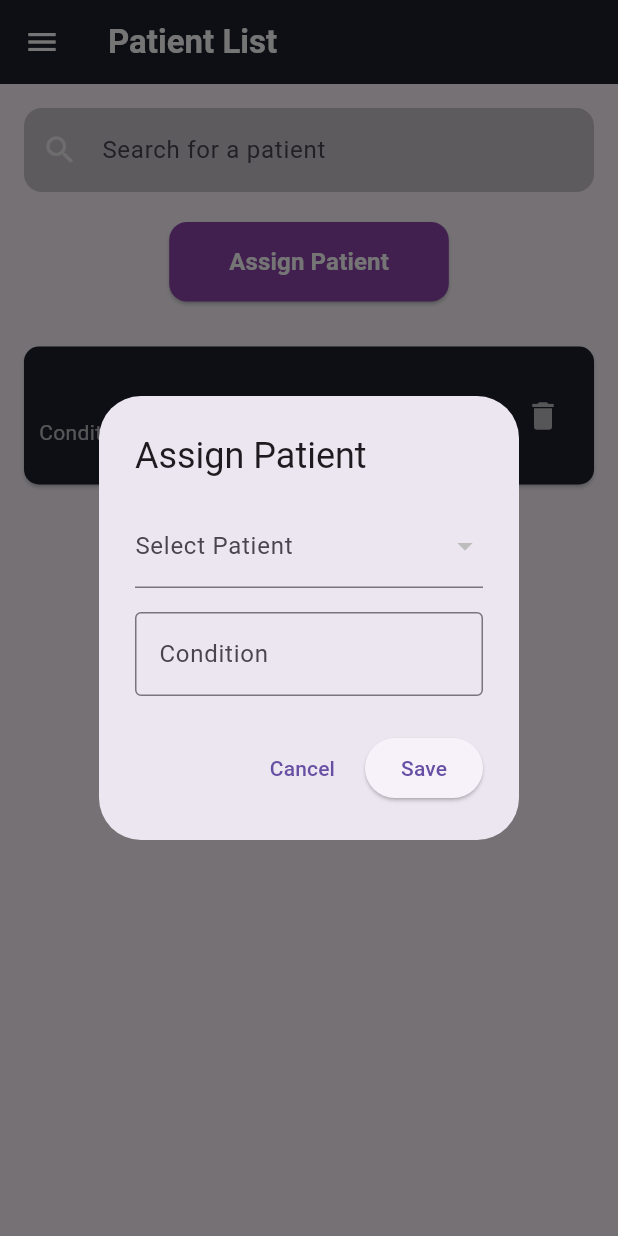
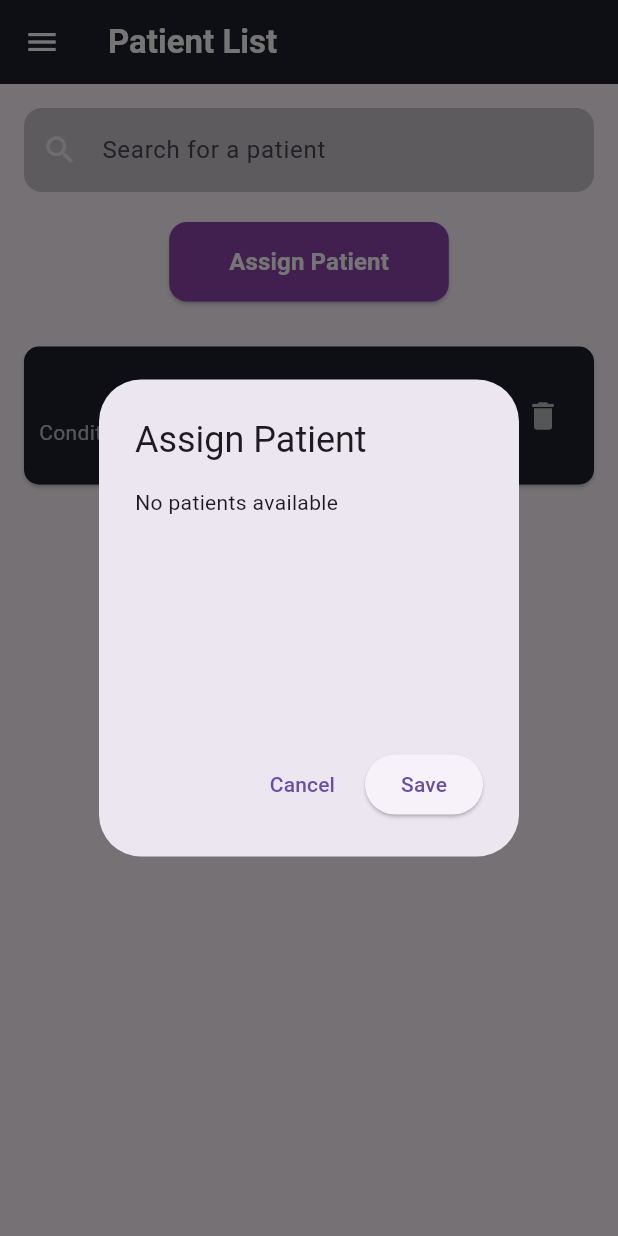
Before and after one commit to janindu333/caregiver-mobile, a Flutter app: the UserManagementPage screen opened directly with empty values, after a tap on "Assign Patient", on a phone screen of 412 x 824 dp. Run offline on Flutter 3.47's test engine with Material 3 defaults, Android fonts, the light colour scheme and no system bars; our stand-ins replace cloud_firestore, firebase_auth, firebase_core, firebase_messaging, flutter_local_notifications, flutter_zoom_drawer; accounts and stored records are empty; network calls fail.

Commit message:
added more modefications

```diff
--- a/lib/features/auth/data/data_sources/auth_service.dart
+++ b/lib/features/auth/data/data_sources/auth_service.dart
@@ -22,4 +22,8 @@ class AuthService {
   Stream<User?> get user {
     return _firebaseAuth.authStateChanges();
   }
+
+  User? getCurrentUser() {
+    return _firebaseAuth.currentUser;
+  }
 }
--- a/lib/features/caregiver/presentation/pages/user_management_page.dart
+++ b/lib/features/caregiver/presentation/pages/user_management_page.dart
@@ -28,9 +28,11 @@ class _UserManagementPageState extends State<UserManagementPage> {
 
   void _fetchPatientsByCareGiverId() async {
     User? currentUser = FirebaseAuth.instance.currentUser;
-    CollectionReference patients = FirebaseFirestore.instance.collection('patients');
+    CollectionReference patients =
+        FirebaseFirestore.instance.collection('patients');
 
-    QuerySnapshot querySnapshot = await patients.where('caregiverId', isEqualTo: currentUser?.uid).get();
+    QuerySnapshot querySnapshot =
+        await patients.where('caregiverId', isEqualTo: currentUser?.uid).get();
 
     setState(() {
       _allPatientsByCareGiverId = querySnapshot.docs;
@@ -38,15 +40,32 @@ class _UserManagementPageState extends State<UserManagementPage> {
     });
   }
 
-  void _fetchPatients() async {
+  Future<List<DocumentSnapshot>> _fetchPatients() async {
     CollectionReference users = FirebaseFirestore.instance.collection('users');
+    CollectionReference patients =
+        FirebaseFirestore.instance.collection('patients');
 
-    QuerySnapshot querySnapshot = await users.where('role', isEqualTo: 'patient').get();
+    // Fetch all patients from users collection
+    QuerySnapshot userSnapshot =
+        await users.where('role', isEqualTo: 'patient').get();
+
+    // Fetch all patients that are assigned to a caregiver from patients collection
+    QuerySnapshot patientSnapshot = await patients.get();
+    List<String> assignedPatientIds =
+        patientSnapshot.docs.map((doc) => doc['id'] as String).toList();
+
+    // Filter out the patients who are already assigned to a caregiver
+    List<DocumentSnapshot> unassignedPatients =
+        userSnapshot.docs.where((userDoc) {
+      return !assignedPatientIds.contains(userDoc.id);
+    }).toList();
 
     setState(() {
-      _allPatients = querySnapshot.docs;
-      _filteredPatients = querySnapshot.docs;
+      _allPatients = unassignedPatients;
+      _filteredPatients = unassignedPatients;
     });
+
+    return unassignedPatients;
   }
 
   void _filterPatients(String query) {
@@ -64,9 +83,11 @@ class _UserManagementPageState extends State<UserManagementPage> {
     }
   }
 
-  void _addNewPatient(String patientId, String patientName, String condition, VoidCallback onSuccess) async {
+  void _addNewPatient(String patientId, String patientName, String condition,
+      VoidCallback onSuccess) async {
     User? currentUser = FirebaseAuth.instance.currentUser;
-    CollectionReference patients = FirebaseFirestore.instance.collection('patients');
+    CollectionReference patients =
+        FirebaseFirestore.instance.collection('patients');
 
     await patients.add({
       'name': patientName,
@@ -84,7 +105,8 @@ class _UserManagementPageState extends State<UserManagementPage> {
   }
 
   void _deletePatient(String patientId) async {
-    CollectionReference patients = FirebaseFirestore.instance.collection('patients');
+    CollectionReference patients =
+        FirebaseFirestore.instance.collection('patients');
 
     await patients.doc(patientId).delete().then((_) {
       ScaffoldMessenger.of(context).showSnackBar(
@@ -127,20 +149,37 @@ class _UserManagementPageState extends State<UserManagementPage> {
   }
 
   void _showAddPatientDialog() {
-    _fetchPatients();
-
     showDialog(
       context: context,
       builder: (context) {
         return AlertDialog(
           title: Text('Assign Patient'),
-          content: Column(
+          content: ConstrainedBox(
+            constraints: BoxConstraints(
+              minHeight: 150, // Set a minimum height for the dialog
+              maxHeight: 300, // Set a maximum height for the dialog
+            ),
+            child: FutureBuilder<List<DocumentSnapshot>>(
+              future: _fetchPatients(), // Returns a Future
+              builder: (context, snapshot) {
+                if (snapshot.connectionState == ConnectionState.waiting) {
+                  return Center(
+                      child: CircularProgressIndicator()); // Show loader
+                } else if (snapshot.hasError) {
+                  return Text('Error fetching patients'); // Handle error
+                } else if (!snapshot.hasData || snapshot.data!.isEmpty) {
+                  return Text('No patients available'); // Handle empty state
+                } else {
+                  // Handle data loaded
+                  _filteredPatients = snapshot.data!;
+                  return Column(
                     mainAxisSize: MainAxisSize.min,
                     children: [
                       DropdownButtonFormField<String>(
                         value: _selectedPatientId,
                         items: _filteredPatients.map((patient) {
-                  var patientData = patient.data() as Map<String, dynamic>;
+                          var patientData =
+                              patient.data() as Map<String, dynamic>;
                           return DropdownMenuItem<String>(
                             value: patient.id,
                             child: Text(patientData['name']),
@@ -164,6 +203,10 @@ class _UserManagementPageState extends State<UserManagementPage> {
                         ),
                       ),
                     ],
+                  );
+                }
+              },
+            ),
           ),
           actions: [
             TextButton(
@@ -177,14 +220,16 @@ class _UserManagementPageState extends State<UserManagementPage> {
                 if (_selectedPatientId != null) {
                   var selectedPatient = _filteredPatients.firstWhere(
                       (patient) => patient.id == _selectedPatientId);
-                  var patientData = selectedPatient.data() as Map<String, dynamic>;
+                  var patientData =
+                      selectedPatient.data() as Map<String, dynamic>;
                   _addNewPatient(
                     _selectedPatientId!,
                     patientData['name'],
                     _conditionController.text,
                     () {
                       ScaffoldMessenger.of(context).showSnackBar(
-                        SnackBar(content: Text('Patient assigned successfully')),
+                        SnackBar(
+                            content: Text('Patient assigned successfully')),
                       );
                     },
                   );
@@ -207,10 +252,13 @@ class _UserManagementPageState extends State<UserManagementPage> {
         elevation: 0,
         title: const Text(
           'Patient List',
-          style: TextStyle(color: Colors.white, fontWeight: FontWeight.bold), // Updated text color to white
+          style: TextStyle(
+              color: Colors.white,
+              fontWeight: FontWeight.bold), // Updated text color to white
         ),
         leading: IconButton(
-          icon: Icon(Icons.menu, color: Colors.white), // Updated icon color to white
+          icon: Icon(Icons.menu,
+              color: Colors.white), // Updated icon color to white
           onPressed: widget.onMenuPressed,
         ),
       ),
@@ -223,9 +271,11 @@ class _UserManagementPageState extends State<UserManagementPage> {
               controller: _searchController,
               decoration: InputDecoration(
                 hintText: 'Search for a patient',
-                prefixIcon: Icon(Icons.search, color: Colors.white70), // Updated icon color
+                prefixIcon: Icon(Icons.search,
+                    color: Colors.white70), // Updated icon color
                 filled: true,
-                fillColor: Colors.black.withOpacity(0.2), // Updated to match login page color
+                fillColor: Colors.black
+                    .withOpacity(0.2), // Updated to match login page color
                 border: OutlineInputBorder(
                   borderRadius: BorderRadius.circular(12),
                   borderSide: BorderSide.none,
@@ -242,7 +292,8 @@ class _UserManagementPageState extends State<UserManagementPage> {
                 onPressed: _showAddPatientDialog,
                 style: ElevatedButton.styleFrom(
                   padding: EdgeInsets.symmetric(horizontal: 40, vertical: 15),
-                  backgroundColor: Color(0xFF8E44AD), // Updated button color to match login page
+                  backgroundColor: Color(
+                      0xFF8E44AD), // Updated button color to match login page
                   shape: RoundedRectangleBorder(
                     borderRadius: BorderRadius.circular(12),
                   ),
@@ -260,21 +311,28 @@ class _UserManagementPageState extends State<UserManagementPage> {
             SizedBox(height: 20),
             Expanded(
               child: _filteredPatientsByCareGiverId.isEmpty
-                  ? Center(child: Text('No patients found', style: TextStyle(color: Colors.white70))) // Updated text color
+                  ? Center(
+                      child: Text('No patients found',
+                          style: TextStyle(
+                              color: Colors.white70))) // Updated text color
                   : ListView.builder(
                       itemCount: _filteredPatientsByCareGiverId.length,
                       itemBuilder: (context, index) {
-                        var patientData = _filteredPatientsByCareGiverId[index].data() as Map<String, dynamic>;
+                        var patientData = _filteredPatientsByCareGiverId[index]
+                            .data() as Map<String, dynamic>;
                         String patientName = patientData['name'];
-                        String patientCondition = patientData['condition'] ?? '';
-                        String patientId = _filteredPatientsByCareGiverId[index].id;
+                        String patientCondition =
+                            patientData['condition'] ?? '';
+                        String patientId =
+                            _filteredPatientsByCareGiverId[index].id;
 
                         return Card(
                           shape: RoundedRectangleBorder(
                             borderRadius: BorderRadius.circular(10),
                           ),
                           margin: EdgeInsets.symmetric(vertical: 10),
-                          color: Color(0xFF1E1E2E), // Updated card background color to match login page
+                          color: Color(
+                              0xFF1E1E2E), // Updated card background color to match login page
                           child: ListTile(
                             contentPadding: EdgeInsets.all(10),
                             title: Text(
@@ -287,19 +345,17 @@ class _UserManagementPageState extends State<UserManagementPage> {
                             ),
                             subtitle: Text(
                               'Condition: $patientCondition',
-                              style: TextStyle(color: Colors.white70), // Updated text color
+                              style: TextStyle(
+                                  color: Colors.white70), // Updated text color
                             ),
                             trailing: Row(
                               mainAxisSize: MainAxisSize.min,
                               children: [
+
                                 IconButton(
-                                  icon: Icon(Icons.edit, color: Colors.white70), // Updated icon color
-                                  onPressed: () {
-                                    // Navigate to Edit Patient Page
-                                  },
-                                ),
-                                IconButton(
-                                  icon: Icon(Icons.delete, color: Colors.white70), // Updated icon color
+                                  icon: Icon(Icons.delete,
+                                      color:
+                                          Colors.white70), // Updated icon color
                                   onPressed: () {
                                     _showDeleteConfirmationDialog(patientId);
                                   },
--- a/pubspec.yaml
+++ b/pubspec.yaml
@@ -43,6 +43,7 @@ dependencies:
   flutter_signin_button: ^2.0.0
   flutter_local_notifications: ^17.2.2
   http: ^1.2.2
+  intl: ^0.19.0
 
 dev_dependencies:
   flutter_test:
```
Also changed, not shown: lib/features/caregiver/presentation/pages/caregiver_main_screen.dart (+12 -1 lines), lib/menu_screen.dart (+9 -0 lines), pubspec.lock. Lines whose indentation alone changed are shown as unchanged.
